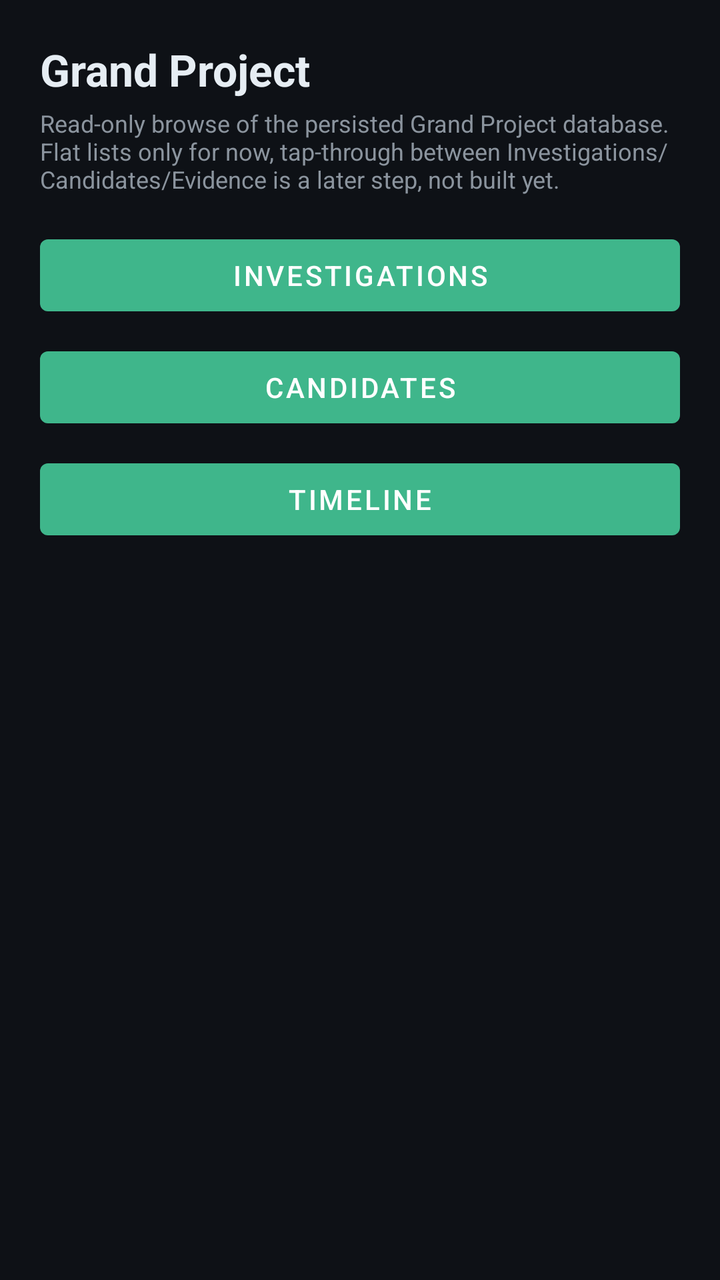
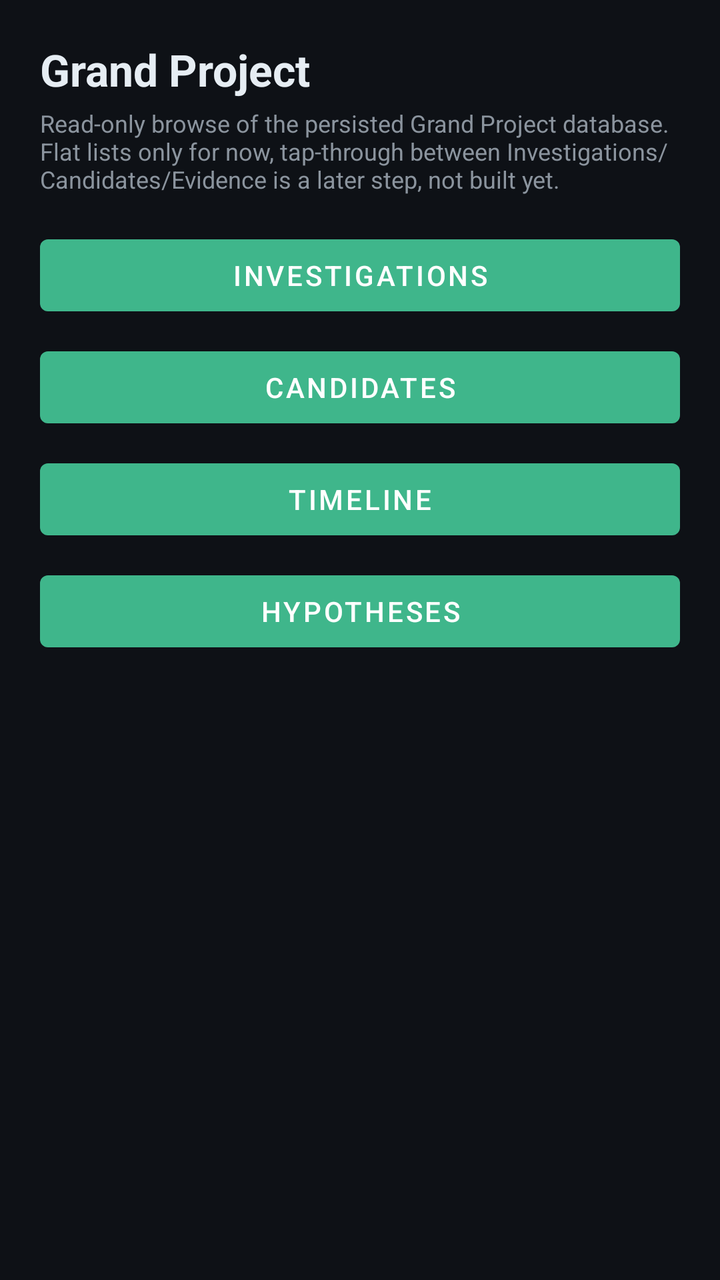

Two renders of the same Android screen: before a commit and after it. Below are the layout's source before the change and the commit's diff.
<!-- AndroidManifest.xml: application theme Theme.AriyanGeoAi -->
<!-- res/layout/activity_grand_project.xml -->
<?xml version="1.0" encoding="utf-8"?>
<ScrollView xmlns:android="http://schemas.android.com/apk/res/android"
    xmlns:app="http://schemas.android.com/apk/res-auto"
    android:layout_width="match_parent"
    android:layout_height="match_parent"
    android:background="@color/ariyan_bg"
    android:fillViewport="true">

    <LinearLayout
        android:layout_width="match_parent"
        android:layout_height="wrap_content"
        android:orientation="vertical"
        android:padding="20dp">

        <TextView
            android:layout_width="match_parent"
            android:layout_height="wrap_content"
            android:text="Grand Project"
            android:textColor="@color/ariyan_text_primary"
            android:textSize="22sp"
            android:textStyle="bold"
            android:paddingBottom="4dp" />

        <TextView
            android:layout_width="match_parent"
            android:layout_height="wrap_content"
            android:text="Read-only browse of the persisted Grand Project database. Flat lists only for now, tap-through between Investigations/Candidates/Evidence is a later step, not built yet."
            android:textColor="@color/ariyan_text_secondary"
            android:textSize="12sp"
            android:paddingBottom="16dp" />

        <com.google.android.material.button.MaterialButton
            android:id="@+id/buttonShowInvestigations"
            android:layout_width="match_parent"
            android:layout_height="wrap_content"
            android:text="Investigations"
            app:backgroundTint="@color/ariyan_accent" />

        <com.google.android.material.button.MaterialButton
            android:id="@+id/buttonShowCandidates"
            android:layout_width="match_parent"
            android:layout_height="wrap_content"
            android:layout_marginTop="8dp"
            android:text="Candidates"
            app:backgroundTint="@color/ariyan_accent" />

        <com.google.android.material.button.MaterialButton
            android:id="@+id/buttonShowTimeline"
            android:layout_width="match_parent"
            android:layout_height="wrap_content"
            android:layout_marginTop="8dp"
            android:text="Timeline"
            app:backgroundTint="@color/ariyan_accent" />

        <ProgressBar
            android:id="@+id/progressBarGrandProject"
            android:layout_width="wrap_content"
            android:layout_height="wrap_content"
            android:layout_gravity="center"
            android:layout_marginTop="16dp"
            android:visibility="gone" />

        <TextView
            android:id="@+id/textGrandProjectResults"
            android:layout_width="match_parent"
            android:layout_height="wrap_content"
            android:layout_marginTop="20dp"
            android:fontFamily="monospace"
            android:textColor="@color/ariyan_text_secondary"
            android:textSize="12sp"
            android:textIsSelectable="true" />

        
        <LinearLayout
            android:id="@+id/containerCandidateRows"
            android:layout_width="match_parent"
            android:layout_height="wrap_content"
            android:layout_marginTop="20dp"
            android:orientation="vertical"
            android:visibility="gone" />

    </LinearLayout>
</ScrollView>
<!-- resources referenced by this layout -->
<resources>
  <color name="ariyan_accent">#3FB68B</color>
  <color name="ariyan_bg">#0E1116</color>
  <color name="ariyan_text_primary">#E6EDF3</color>
  <color name="ariyan_text_secondary">#8B949E</color>
  <style name="Theme.AriyanGeoAi" parent="Theme.MaterialComponents.DayNight.NoActionBar">
          <item name="colorPrimary">@color/ariyan_accent</item>
          <item name="colorPrimaryDark">@color/ariyan_bg</item>
          <item name="colorAccent">@color/ariyan_accent</item>
          <item name="android:windowBackground">@color/ariyan_bg</item>
          <item name="android:statusBarColor" tools:targetApi="l">@color/ariyan_bg</item>
      </style>
</resources>

<!-- the commit's change to res/layout/activity_grand_project.xml (unified diff, before → after) -->
@@ -52,6 +52,15 @@
             android:text="Timeline"
             app:backgroundTint="@color/ariyan_accent" />
 
+        
+        <com.google.android.material.button.MaterialButton
+            android:id="@+id/buttonShowHypotheses"
+            android:layout_width="match_parent"
+            android:layout_height="wrap_content"
+            android:layout_marginTop="8dp"
+            android:text="Hypotheses"
+            app:backgroundTint="@color/ariyan_accent" />
+
         <ProgressBar
             android:id="@+id/progressBarGrandProject"
             android:layout_width="wrap_content"
@@ -79,5 +88,14 @@
             android:orientation="vertical"
             android:visibility="gone" />
 
+        
+        <LinearLayout
+            android:id="@+id/containerHypotheses"
+            android:layout_width="match_parent"
+            android:layout_height="wrap_content"
+            android:layout_marginTop="20dp"
+            android:orientation="vertical"
+            android:visibility="gone" />
+
     </LinearLayout>
 </ScrollView>
